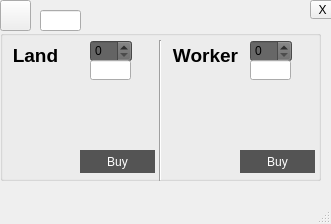
This is land.ui in SjdHbz/bullshit as Qt 5 draws it before an edit. The edited form follows.
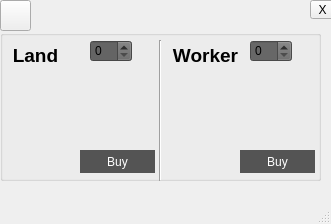
This is the edited form. Icons and pictures are not drawn.

What changed in the file:
```diff
--- a/land.ui
+++ b/land.ui
@@ -95,16 +95,6 @@
       <string>Buy</string>
      </property>
     </widget>
-    <widget class="QLineEdit" name="lineEdit_worker">
-     <property name="geometry">
-      <rect>
-       <x>250</x>
-       <y>30</y>
-       <width>41</width>
-       <height>20</height>
-      </rect>
-     </property>
-    </widget>
     <widget class="QLabel" name="label_4">
      <property name="geometry">
       <rect>
@@ -160,16 +150,6 @@
       <string notr="true">background-color: rgb(100, 100, 100);</string>
      </property>
     </widget>
-    <widget class="QLineEdit" name="lineEdit_land">
-     <property name="geometry">
-      <rect>
-       <x>90</x>
-       <y>30</y>
-       <width>41</width>
-       <height>20</height>
-      </rect>
-     </property>
-    </widget>
     <widget class="QPushButton" name="pushButton_land">
      <property name="geometry">
       <rect>
@@ -197,16 +177,38 @@
       <string>Buy</string>
      </property>
     </widget>
-   </widget>
-   <widget class="QLineEdit" name="lineEdit_coin">
-    <property name="geometry">
-     <rect>
-      <x>40</x>
-      <y>10</y>
-      <width>41</width>
-      <height>21</height>
-     </rect>
-    </property>
+    <widget class="QLabel" name="lineEdit_worker">
+     <property name="geometry">
+      <rect>
+       <x>250</x>
+       <y>30</y>
+       <width>51</width>
+       <height>21</height>
+      </rect>
+     </property>
+     <property name="styleSheet">
+      <string notr="true">font: 75 12pt &quot;MS Shell Dlg 2&quot;;</string>
+     </property>
+     <property name="text">
+      <string/>
+     </property>
+    </widget>
+    <widget class="QLabel" name="lineEdit_land">
+     <property name="geometry">
+      <rect>
+       <x>90</x>
+       <y>30</y>
+       <width>51</width>
+       <height>21</height>
+      </rect>
+     </property>
+     <property name="styleSheet">
+      <string notr="true">font: 75 12pt &quot;MS Shell Dlg 2&quot;;</string>
+     </property>
+     <property name="text">
+      <string/>
+     </property>
+    </widget>
    </widget>
    <widget class="QPushButton" name="pushButton_2">
     <property name="geometry">
@@ -237,6 +239,22 @@
      <string>X</string>
     </property>
    </widget>
+   <widget class="QLabel" name="lineEdit_coin">
+    <property name="geometry">
+     <rect>
+      <x>40</x>
+      <y>0</y>
+      <width>51</width>
+      <height>21</height>
+     </rect>
+    </property>
+    <property name="styleSheet">
+     <string notr="true">font: 75 12pt &quot;MS Shell Dlg 2&quot;;</string>
+    </property>
+    <property name="text">
+     <string/>
+    </property>
+   </widget>
   </widget>
   <widget class="QMenuBar" name="menubar">
    <property name="geometry">
```
Left out of the diff: 6 changed lines with no effect on the pictures.
